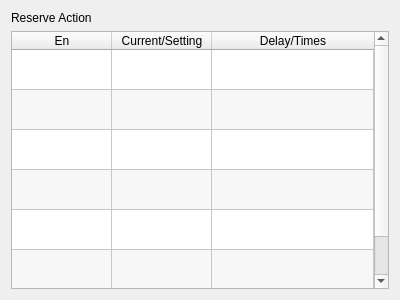
Above: hcinstruction/icpneumaticactionpage.ui from GaussCheng/2-5AxisPunch before the change. Below: the same form after it.
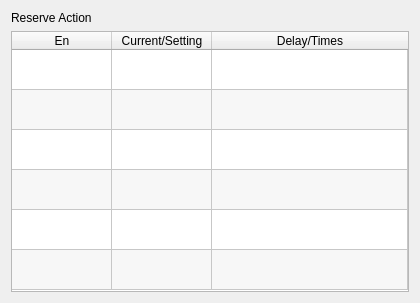
That is the form after the change. Icons and pictures are not drawn.

Diff of the .ui file:
```diff
--- a/hcinstruction/icpneumaticactionpage.ui
+++ b/hcinstruction/icpneumaticactionpage.ui
@@ -6,8 +6,8 @@
    <rect>
     <x>0</x>
     <y>0</y>
-    <width>400</width>
-    <height>300</height>
+    <width>420</width>
+    <height>303</height>
    </rect>
   </property>
   <property name="windowTitle">
```
